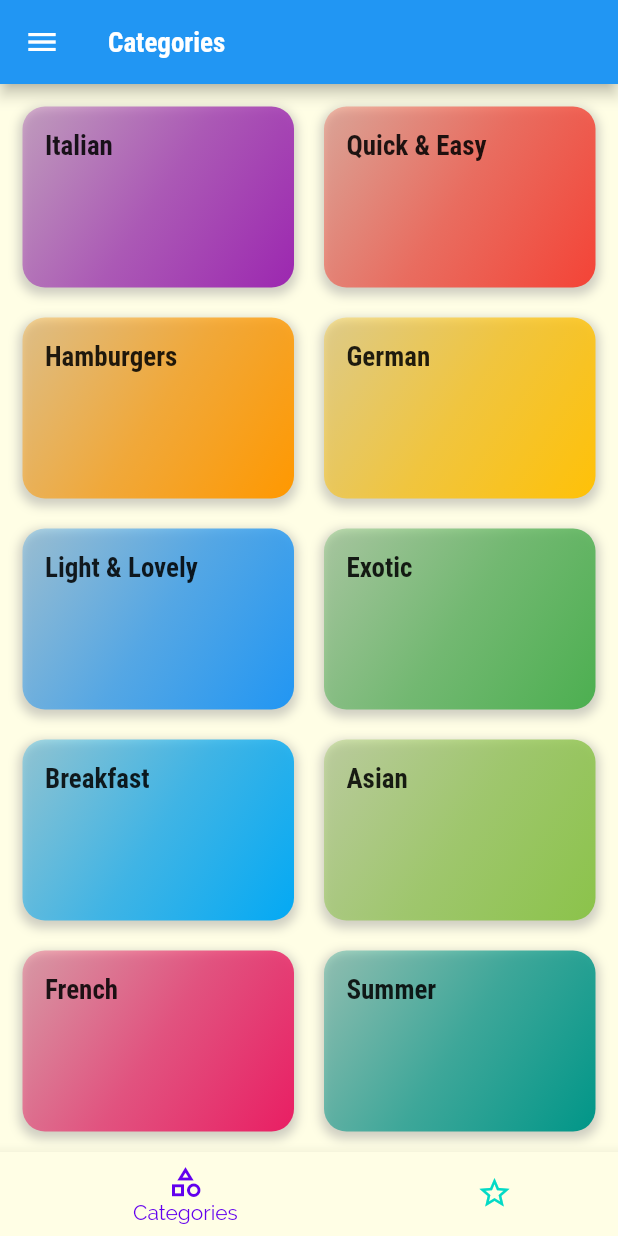
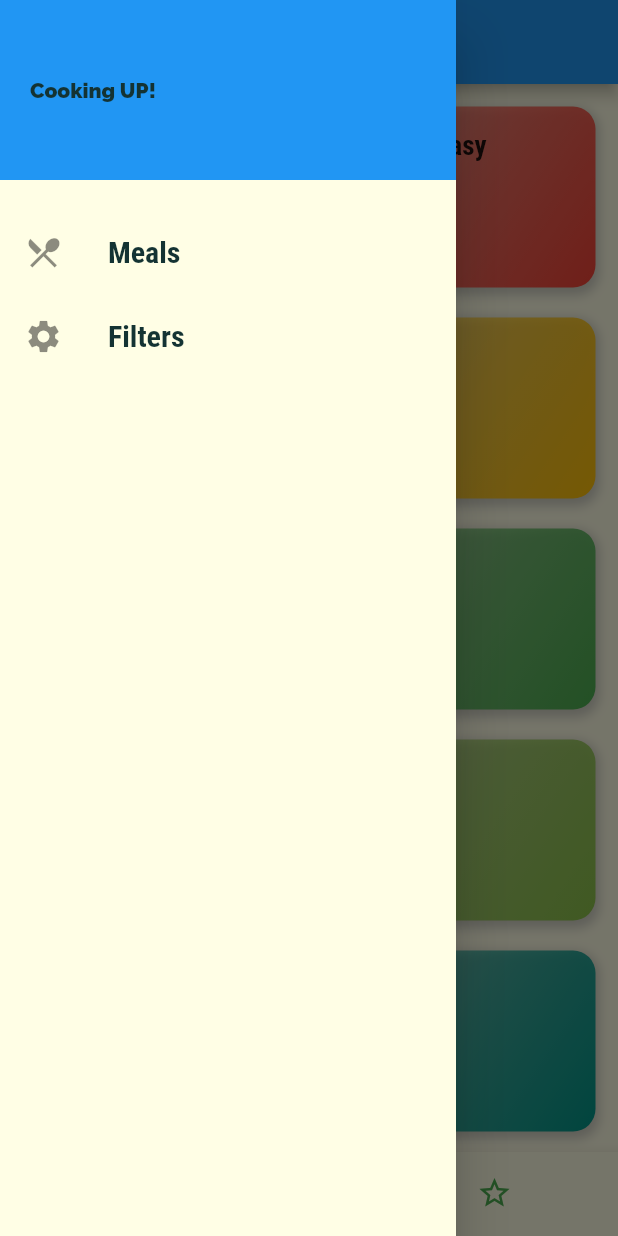
Before and after one commit to ZiadAlMoqamar/meals_app, a Flutter app: the screen it shows after launch, with the side drawer open (before the commit the screen has no drawer), on a phone screen of 412 x 824 dp. Run offline on Flutter 3.47's test engine with Material 2 defaults, Android fonts, the phone set to English and light mode, and no system bars.

Commit message:
adding drawer

```diff
--- a/lib/main.dart
+++ b/lib/main.dart
@@ -1,7 +1,8 @@
 import 'package:flutter/material.dart';
 
 import 'package:meals_app/dummy_data.dart';
-import 'package:meals_app/screens/tabs_screen.dart';
+import './screens/filters_screen.dart';
+import './screens/tabs_screen.dart';
 
 import './screens/meal_details_screen.dart';
 import './screens/categories_screen.dart';
@@ -39,6 +40,7 @@ class MyApp extends StatelessWidget {
         '/': (ctx) => const TabsScreen(),
         CategoryMealsScreen.routeName: (ctx) => CategoryMealsScreen(),
         MealDetailsScreen.routeName: (ctx) => const MealDetailsScreen(),
+        FiltersScreen.routeName: (ctx) => const FiltersScreen()
       },
 
       //for any error in routing it will go there
--- /dev/null
+++ b/lib/screens/filters_screen.dart
@@ -0,0 +1,13 @@
+import 'package:flutter/material.dart';
+
+class FiltersScreen extends StatelessWidget {
+  static const routeName = '/filters';
+  const FiltersScreen({ Key? key }) : super(key: key);
+
+  @override
+  Widget build(BuildContext context) {
+    return Container(
+
+    );
+  }
+}
--- a/lib/screens/tabs_screen.dart
+++ b/lib/screens/tabs_screen.dart
@@ -3,6 +3,7 @@ import 'package:flutter/material.dart';
 import './favourite_screen.dart';
 import './categories_screen.dart';
 
+import '../widgets/main_drawer.dart';
 import '../dummy_data.dart';
 
 class TabsScreen extends StatefulWidget {
@@ -30,8 +31,8 @@ class _TabsScreenState extends State<TabsScreen> {
   @override
   Widget build(BuildContext context) {
     return Scaffold(
+      drawer: MainDrawer(),
       appBar: AppBar(
-        leading: const Icon(Icons.menu),
         title: Text(_pages[_selectedIndex]['title'] as String),
       ),
       body: _pages[_selectedIndex]['page'] as Widget,
@@ -40,8 +41,8 @@ class _TabsScreenState extends State<TabsScreen> {
         currentIndex: _selectedIndex,
         backgroundColor: Theme.of(context).primaryColor,
         unselectedIconTheme:
-            IconThemeData(color: const ColorScheme.light().secondary),
-        selectedItemColor: const ColorScheme.light().primaryVariant,
+            IconThemeData(color: Theme.of(context).colorScheme.secondary),
+        selectedItemColor: Theme.of(context).colorScheme.primary,
         type: BottomNavigationBarType.shifting,
         items: const [
           BottomNavigationBarItem(
--- /dev/null
+++ b/lib/widgets/main_drawer.dart
@@ -0,0 +1,47 @@
+import 'package:flutter/material.dart';
+import 'package:meals_app/screens/filters_screen.dart';
+
+class MainDrawer extends StatelessWidget {
+  Widget buildListTile(String title, IconData icon, VoidCallback tapFunction ){
+    return  ListTile(
+            leading: Icon(icon, size: 26,),
+            title: Text(
+              title,
+              style: const TextStyle(
+                  fontFamily: 'RobotoCondensed',
+                  fontSize: 20,
+                  fontWeight: FontWeight.bold),
+            ),
+            onTap: tapFunction,
+          );
+  }
+  const MainDrawer({Key? key}) : super(key: key);
+
+  @override
+  Widget build(BuildContext context) {
+    return Drawer(
+      child: Column(
+        children: [
+          Container(
+            height: 120,
+            width: double.infinity,
+            padding: const EdgeInsets.all(20),
+            alignment: Alignment.centerLeft,
+            color: Theme.of(context).colorScheme.primary,
+            child: const Text(
+              'Cooking UP!',
+              style: TextStyle(
+                fontWeight: FontWeight.w900,
+              ),
+            ),
+          ),
+          const SizedBox(
+            height: 20,
+          ),
+        buildListTile('Meals', Icons.restaurant_menu_outlined, (){ Navigator.of(context).pushNamed('/');}),
+        buildListTile('Filters', Icons.settings, (){Navigator.of(context).pushNamed(FiltersScreen.routeName);})
+        ],
+      ),
+    );
+  }
+}
```
